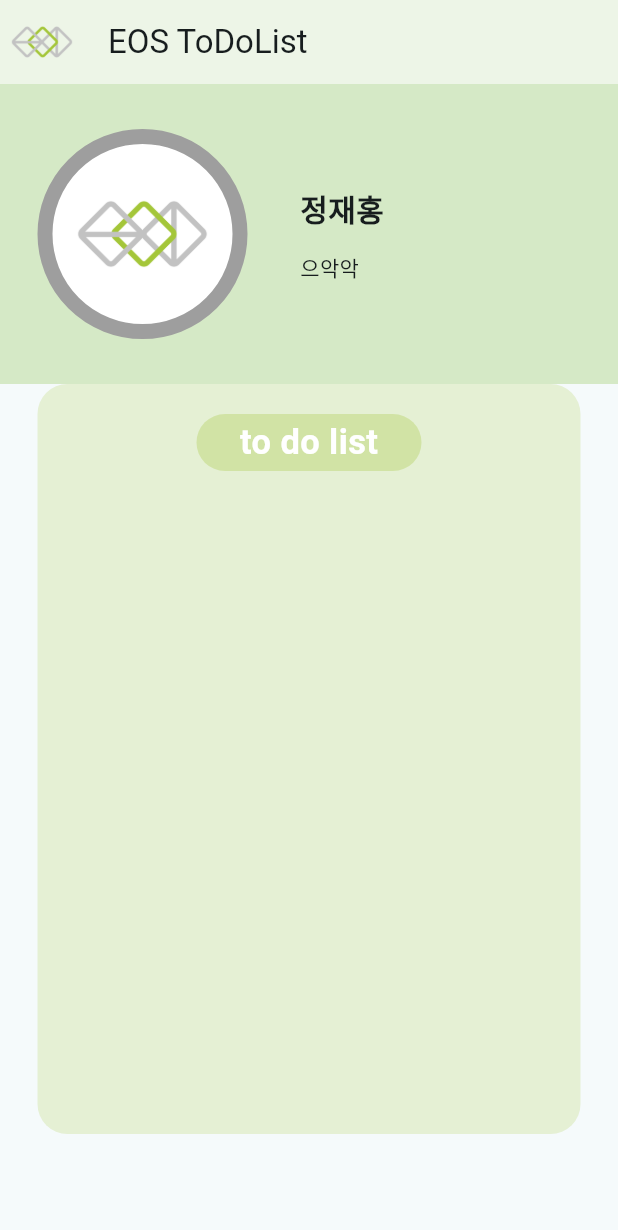
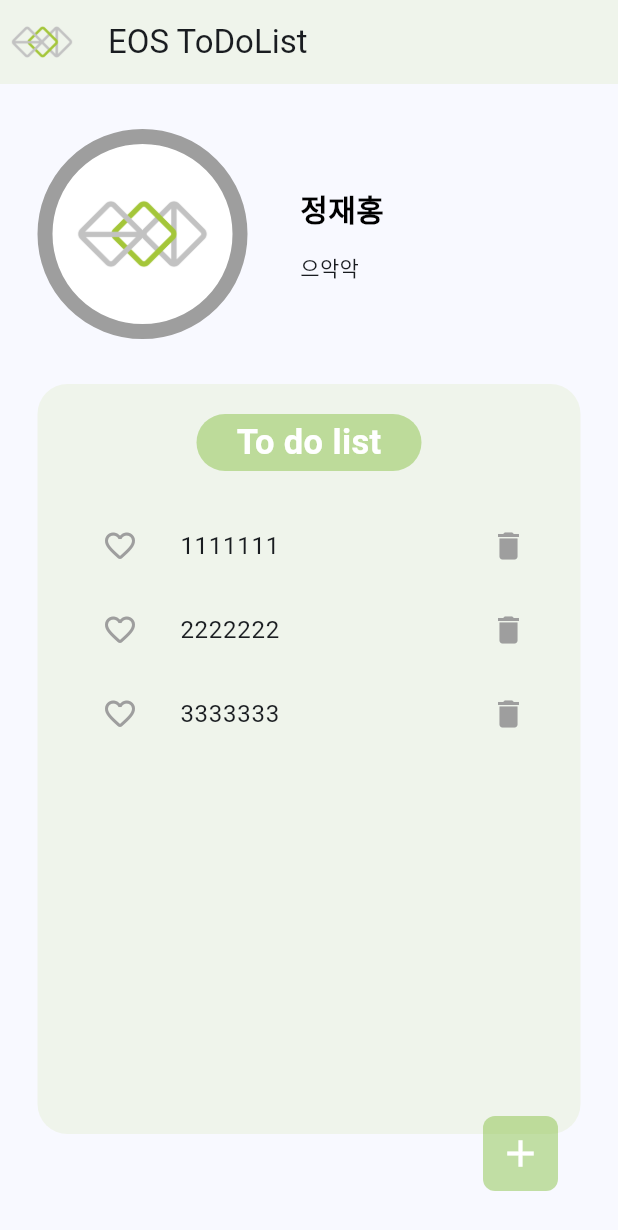
Before and after one commit to liillillillil/2024_EOS_basic_project, a Flutter app: the screen it shows after launch, on a phone screen of 412 x 824 dp. Shown: the top 1230 px of the screen. Run offline on Flutter 3.47's test engine with Material 3 defaults, Android fonts, the phone set to English and light mode, and no system bars; Roboto replaces fonts that are missing (Prentendard, Pretendard).

Commit message:
submission of w5

```diff
--- a/lib/main.dart
+++ b/lib/main.dart
@@ -6,18 +6,18 @@ void main() {
 }
 
 class MyApp extends StatelessWidget {
-  const MyApp({Key? key}) : super(key: key);
+  const MyApp({super.key});
 
   @override
   Widget build(BuildContext context) {
     return MaterialApp(
-      title: 'EOS ToDoList',
-      theme: ThemeData(
-        useMaterial3: true,
-        colorScheme: ColorScheme.fromSeed(seedColor: Colors.white),
-        fontFamily: 'Pretendard',
-      ),
-      home: HomeScreen(),
+        title: 'eos todolist',
+        theme: ThemeData(
+          colorScheme: ColorScheme.fromSeed(seedColor: Colors.blue),
+          useMaterial3: true,
+          fontFamily: 'Prentendard',
+        ),
+        home: HomeScreen()
     );
   }
 }
--- a/lib/screens/home_screen.dart
+++ b/lib/screens/home_screen.dart
@@ -1,8 +1,24 @@
-import 'package:flutter/cupertino.dart';
+import 'package:eos_todolist/widgets/add_button.dart';
+import 'package:eos_todolist/widgets/todo_item.dart';
 import 'package:flutter/material.dart';
 
-class HomeScreen extends StatelessWidget {
+class HomeScreen extends StatefulWidget {
   const HomeScreen({super.key});
+
+  @override
+  State<HomeScreen> createState() => _HomeScreenState();
+}
+
+class _HomeScreenState extends State<HomeScreen> {
+  List toDoLists = [];
+
+  @override
+  void initState() {
+    super.initState();
+    toDoLists.add("1111111");
+    toDoLists.add("2222222");
+    toDoLists.add("3333333");
+  }
 
   @override
   Widget build(BuildContext context) {
@@ -16,71 +32,71 @@ class HomeScreen extends StatelessWidget {
         children: [
           Container(
               height: 200,
-              color: Colors.lightGreen.withOpacity(0.3),
               padding: EdgeInsets.all(25),
               child: Row(
                   children: [
                     Container(
+                        height: 140,
                         width: 140,
-                    height: 140,
                         decoration: BoxDecoration(
                             color: Colors.white,
-                        borderRadius: BorderRadius.circular(90),
-                        border: Border.all(width: 10, color: Colors.grey)),
+                            border: Border.all(width: 10, color: Colors.grey),
+                            borderRadius: BorderRadius.circular(70)
+                        ),
                         child: Center(
-                      child: Image.asset('assets/images/eos_logo.png.png'),
-                    ),
+                            child: Image.asset('assets/images/eos_logo.png.png')
+                        )
                     ),
                     SizedBox(
                       width: 35,
                     ),
                     Expanded(
-                    child: Column(
+                      child:Column(
+                        mainAxisAlignment: MainAxisAlignment.center,
                         crossAxisAlignment: CrossAxisAlignment.start,
-                      mainAxisAlignment: MainAxisAlignment.center,
                         children: [
                           Text(
                             '정재홍',
                             style: TextStyle(
+                              color: Colors.black,
                               fontSize: 20,
                               fontWeight: FontWeight.bold,
                             ),
                           ),
-                        SizedBox(
-                          height: 15,
-                        ),
+                          SizedBox(height: 15),
                           Text('으악악'),
                         ],
                       ),
+                    ),
+                  ]
               )
-                ],
           ),
-            ),
-            Stack(
+          Expanded(
+            child: Stack(
               children: [
-                Padding(
-                  padding: EdgeInsets.symmetric(horizontal: 25),
+                Padding(padding:EdgeInsets.symmetric(horizontal: 25),
                     child: Container(
-                    width: MediaQuery.of(context).size.width,
+                      width: MediaQuery.of(context).size.width + 100,
                       height: 500,
                       decoration: BoxDecoration(
-                        color: Color(0xFFA4C639).withOpacity(0.2),
-                        borderRadius: BorderRadius.circular(20)),
+                          color:  Color(0xFFA4C639).withOpacity(0.1),
+                          borderRadius: BorderRadius.circular(20)
                       ),
+                    )
                 ),
                 Positioned(
                   top: 20,
-                  left: MediaQuery.of(context).size.width / 2 - 75,
+                  left: MediaQuery.of(context).size.width / 2 -75,
                   child: Container(
                     width: 150,
                     height: 38,
                     decoration: BoxDecoration(
-                      color: Color(0xFFA4C639).withOpacity(0.3),
+                        color: Colors.lightGreen.withOpacity(0.5),
                         borderRadius: BorderRadius.circular(30)
                     ),
                     child: Center(
                       child: Text(
-                        "to do list",
+                        "To do list",
                         style: TextStyle(
                             color: Colors.white,
                             fontSize: 23,
@@ -89,10 +105,41 @@ class HomeScreen extends StatelessWidget {
                       ),
                     ),
                   ),
+                ),
+                Padding(
+                  padding: EdgeInsets.only(top: 80, left: 40, right: 25),
+                  child: Container(
+                    child: ListView.builder(
+                        itemCount: toDoLists.length,
+                        itemBuilder: (BuildContext context, int index) {
+                          return ToDoItem(
+                            title: toDoLists[index],
+                            onDelete: () {
+                              setState(() {
+                                toDoLists.removeAt(index);
+                              });
+                            },
+                          );
+                        }
+                    ),
+                  ),
+                ),
+                Positioned(
+                    bottom: 30,
+                    right: 40,
+                    child: AddButton(
+                        onPressed: () {
+                          setState(() {
+                            toDoLists.add("+++++++");
+                          });
+                        }
+                    )
                 )
               ],
+            ),
           )
         ],
-        ));
+      ),
+    );
   }
 }
--- /dev/null
+++ b/lib/widgets/add_button.dart
@@ -0,0 +1,28 @@
+import 'package:flutter/material.dart';
+
+class AddButton extends  StatelessWidget {
+  final VoidCallback onPressed;
+  const AddButton({Key?key, required this.onPressed}) : super(key: key);
+
+  @override
+  Widget build(BuildContext context) {
+
+    return ElevatedButton(
+        onPressed: onPressed,
+        child: Icon(
+            Icons.add,
+            size: 30,
+            color: Colors.white
+        ),
+        style: ElevatedButton.styleFrom(
+            elevation: 0,
+            backgroundColor: Colors.lightGreen.withOpacity(0.5),
+            shape: RoundedRectangleBorder(
+                borderRadius: BorderRadius.circular(8)
+            ),
+            padding: EdgeInsets.all(0),
+            minimumSize: Size(50, 50)
+        )
+    );
+  }
+}
--- /dev/null
+++ b/lib/widgets/todo_item.dart
@@ -0,0 +1,35 @@
+import 'package:flutter/material.dart';
+
+class ToDoItem extends StatefulWidget {
+  final String title;
+  final VoidCallback onDelete;
+  const ToDoItem({Key?key, required this.title, required this.onDelete}) : super(key: key);
+
+  @override
+  State<ToDoItem> createState() => _ToDoItemState();
+}
+
+class _ToDoItemState extends State<ToDoItem> {
+  bool isClicked = false;
+  @override
+  Widget build(BuildContext context) {
+    return ListTile(
+        leading: IconButton(
+            onPressed: () {
+              setState(() {
+                isClicked = !isClicked;
+              });
+            },
+            icon: Icon(
+              isClicked == false ? Icons.favorite_outline_rounded : Icons.favorite_rounded,
+              color: Colors.grey,
+            )
+        ),
+        title: Text(widget.title),
+        trailing: IconButton(
+            onPressed: widget.onDelete,
+            icon: Icon(Icons.delete, color: Colors.grey)
+        )
+    );
+  }
+}
```
Also changed, not shown: assignment/week05_1.png (added), assignment/week05_2.png (added). Lines whose indentation alone changed are shown as unchanged.
